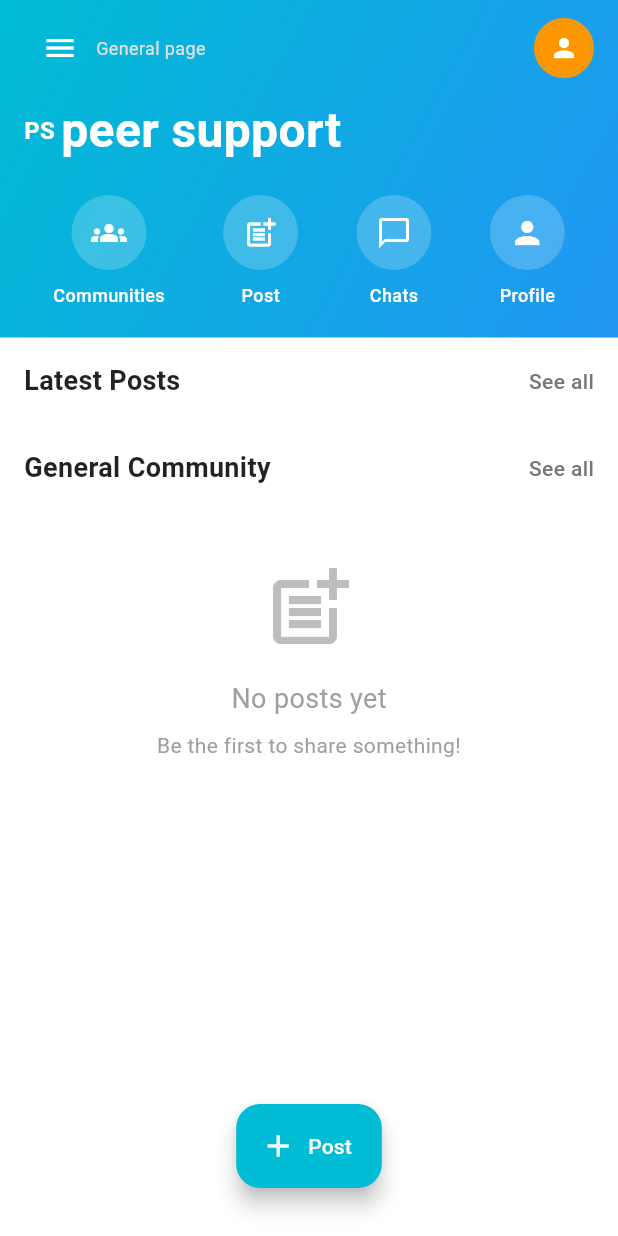
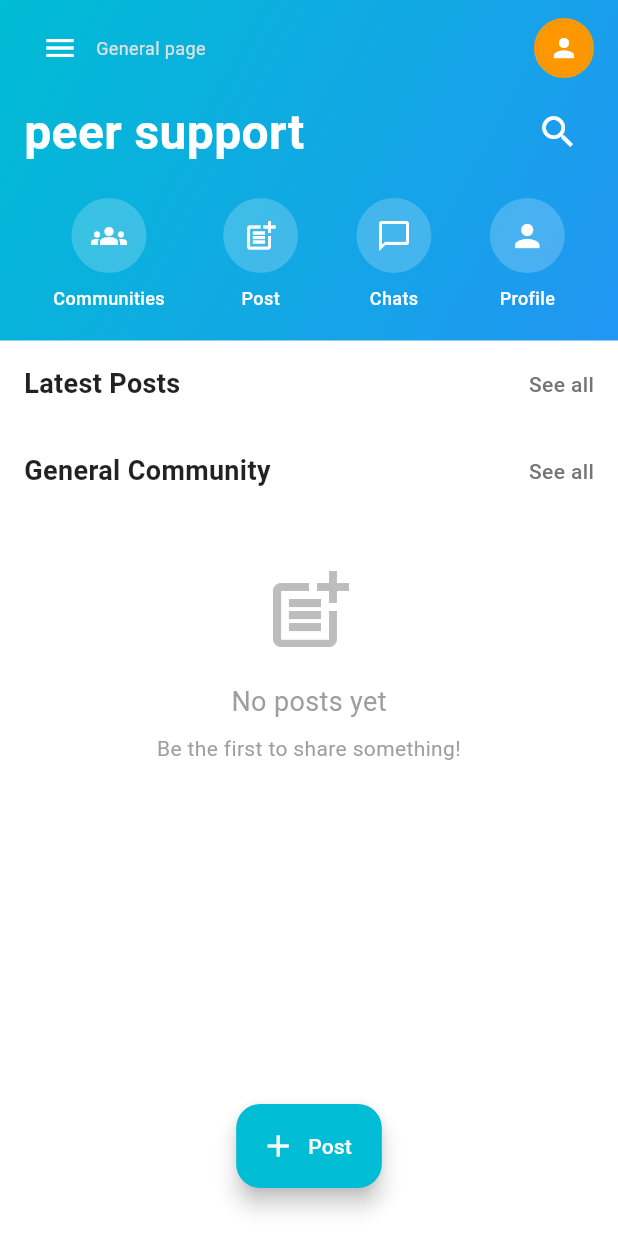
Before and after one commit to NsengaNigel/peer-support_app, a Flutter app: the HomeScreen screen opened directly, on a phone screen of 412 x 824 dp. Run offline on Flutter 3.47's test engine with Material 3 defaults, Android fonts, the phone set to English and light mode, and no system bars; our stand-ins replace cloud_firestore, firebase_auth, firebase_core, timeago; accounts and stored records are empty.

Commit message:
Remove PS from app name and add functional search icon in header

```diff
--- a/lib/screens/home_screen.dart
+++ b/lib/screens/home_screen.dart
@@ -13,6 +13,7 @@ import 'community_detail_screen.dart';
 import 'communities_screen.dart';
 import 'chat/chat_list_screen.dart';
 import 'profile_screen.dart';
+import 'search_screen.dart';
 
 class HomeScreen extends StatefulWidget {
   const HomeScreen({super.key});
@@ -150,22 +151,24 @@ class _HomeScreenState extends State<HomeScreen> {
                     padding: EdgeInsets.symmetric(horizontal: 16),
                     child: Row(
                       children: [
-                        Text(
-                          'PS',
-                          style: TextStyle(
-                            color: Colors.white,
-                            fontSize: 16,
-                            fontWeight: FontWeight.bold,
+                        Expanded(
+                          child: Text(
+                            'peer support',
+                            style: TextStyle(
+                              color: Colors.white,
+                              fontSize: 32,
+                              fontWeight: FontWeight.bold,
+                            ),
                           ),
                         ),
-                        SizedBox(width: 4),
-                        Text(
-                          'peer support',
-                          style: TextStyle(
-                            color: Colors.white,
-                            fontSize: 32,
-                            fontWeight: FontWeight.bold,
-                          ),
+                        IconButton(
+                          icon: Icon(Icons.search, color: Colors.white, size: 28),
+                          onPressed: () {
+                            Navigator.push(
+                              context,
+                              MaterialPageRoute(builder: (context) => SearchScreen()),
+                            );
+                          },
                         ),
                       ],
                     ),
```
